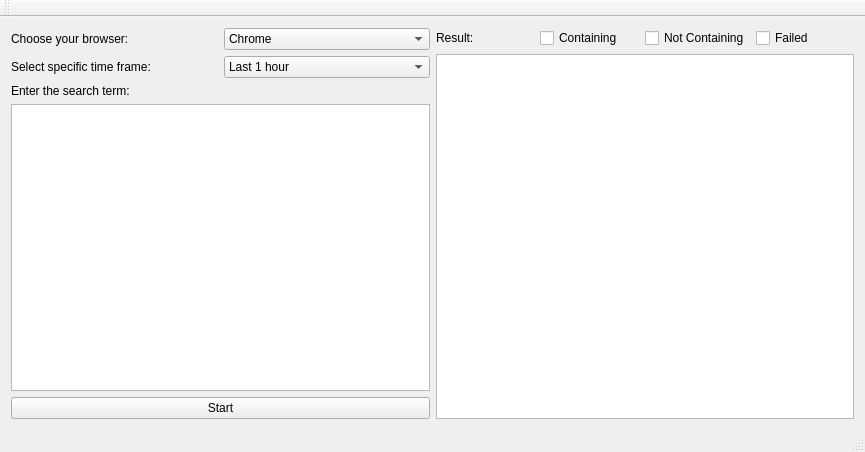
The window that SearchBrowser/searchbrowser.ui (damian-tomczak/SearchBrowser) describes before a commit, drawn with Qt 5.
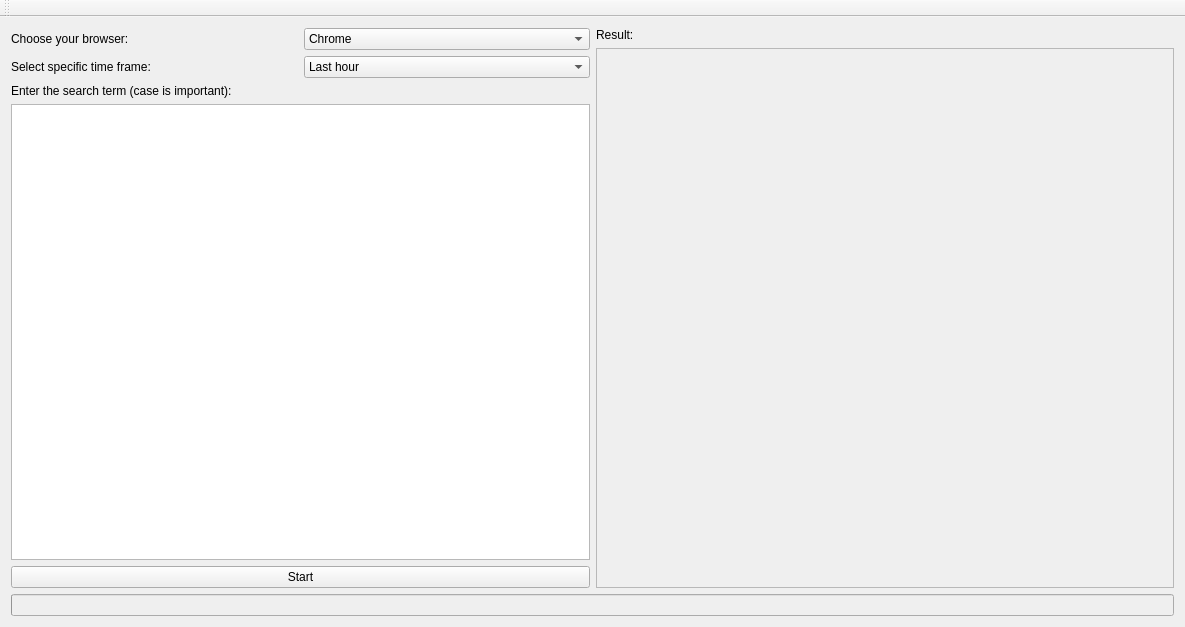
The same window after the commit. Icons and pictures are not drawn.

Patch:
```diff
--- a/SearchBrowser/searchbrowser.ui
+++ b/SearchBrowser/searchbrowser.ui
@@ -6,19 +6,27 @@
    <rect>
     <x>0</x>
     <y>0</y>
-    <width>865</width>
-    <height>452</height>
+    <width>1185</width>
+    <height>627</height>
    </rect>
   </property>
   <property name="windowTitle">
    <string>SearchBrowser</string>
   </property>
   <widget class="QWidget" name="centralWidget">
-   <layout class="QHBoxLayout" name="horizontalLayout_6">
-    <item>
      <layout class="QVBoxLayout" name="verticalLayout_2">
       <item>
-       <layout class="QHBoxLayout" name="horizontalLayout_2">
+     <layout class="QVBoxLayout" name="verticalLayout">
+      <item>
+       <layout class="QVBoxLayout" name="verticalLayout_3">
+        <item>
+         <layout class="QHBoxLayout" name="horizontalLayout_6">
+          <item>
+           <layout class="QHBoxLayout" name="horizontalLayout_7">
+            <item>
+             <layout class="QVBoxLayout" name="verticalLayout_5">
+              <item>
+               <layout class="QHBoxLayout" name="horizontalLayout_10">
         <item>
          <widget class="QLabel" name="label">
           <property name="text">
@@ -38,9 +46,9 @@
        </layout>
       </item>
       <item>
-       <layout class="QHBoxLayout" name="horizontalLayout_5">
+               <layout class="QHBoxLayout" name="horizontalLayout_11">
         <item>
-         <widget class="QLabel" name="label_6">
+                 <widget class="QLabel" name="label_2">
           <property name="text">
            <string>Select specific time frame:</string>
           </property>
@@ -50,7 +58,7 @@
          <widget class="QComboBox" name="Time">
           <item>
            <property name="text">
-            <string>Last 1 hour</string>
+                    <string>Last hour</string>
            </property>
           </item>
           <item>
@@ -73,14 +81,14 @@
        </layout>
       </item>
       <item>
-       <layout class="QVBoxLayout" name="verticalLayout">
-        <item>
-         <widget class="QLabel" name="label_5">
+               <widget class="QLabel" name="label_3">
           <property name="text">
-           <string>Enter the search term:</string>
+                 <string>Enter the search term (case is important):</string>
           </property>
          </widget>
         </item>
+              <item>
+               <layout class="QHBoxLayout" name="horizontalLayout_13">
         <item>
          <widget class="QPlainTextEdit" name="Input"/>
         </item>
@@ -95,56 +103,61 @@
       </item>
      </layout>
     </item>
+           </layout>
+          </item>
     <item>
-     <layout class="QVBoxLayout" name="verticalLayout_3">
+           <layout class="QHBoxLayout" name="horizontalLayout_9">
       <item>
-       <layout class="QHBoxLayout" name="horizontalLayout_4">
+             <layout class="QVBoxLayout" name="verticalLayout_6">
         <item>
-         <widget class="QLabel" name="label_3">
+               <widget class="QLabel" name="label_4">
           <property name="text">
            <string>Result:</string>
           </property>
          </widget>
         </item>
         <item>
-         <widget class="QCheckBox" name="checkBox_3">
-          <property name="text">
-           <string>Containing</string>
+               <widget class="QListWidget" name="listWidget">
+                <property name="enabled">
+                 <bool>false</bool>
           </property>
          </widget>
         </item>
-        <item>
-         <widget class="QCheckBox" name="checkBox_2">
-          <property name="text">
-           <string>Not Containing</string>
-          </property>
-         </widget>
-        </item>
+             </layout>
+            </item>
+           </layout>
+          </item>
+         </layout>
+        </item>
         <item>
-         <widget class="QCheckBox" name="checkBox_1">
-          <property name="text">
-           <string>Failed</string>
-          </property>
+         <layout class="QHBoxLayout" name="horizontalLayout_5">
+          <item>
+           <widget class="QProgressBar" name="progressBar">
+            <property name="enabled">
+             <bool>false</bool>
+            </property>
+            <property name="sizePolicy">
+             <sizepolicy hsizetype="Minimum" vsizetype="Fixed">
+              <horstretch>0</horstretch>
+              <verstretch>0</verstretch>
+             </sizepolicy>
+            </property>
+            <property name="value">
+             <number>0</number>
+            </property>
+            <property name="textVisible">
+             <bool>false</bool>
+            </property>
          </widget>
         </item>
        </layout>
       </item>
-      <item>
-       <widget class="QListWidget" name="listWidget"/>
+       </layout>
       </item>
      </layout>
     </item>
    </layout>
   </widget>
-  <widget class="QToolBar" name="mainToolBar">
-   <attribute name="toolBarArea">
-    <enum>TopToolBarArea</enum>
-   </attribute>
-   <attribute name="toolBarBreak">
-    <bool>false</bool>
-   </attribute>
-  </widget>
-  <widget class="QStatusBar" name="statusBar"/>
   <widget class="QMenuBar" name="menuBar">
    <property name="geometry">
     <rect>
@@ -155,11 +168,14 @@
     </rect>
    </property>
   </widget>
-  <action name="actiontest">
-   <property name="text">
-    <string>test</string>
-   </property>
-  </action>
+  <widget class="QToolBar" name="mainToolBar">
+   <attribute name="toolBarArea">
+    <enum>TopToolBarArea</enum>
+   </attribute>
+   <attribute name="toolBarBreak">
+    <bool>false</bool>
+   </attribute>
+  </widget>
  </widget>
  <layoutdefault spacing="6" margin="11"/>
  <resources>
```
Left out of the diff: 13 changed lines with no effect on the pictures. Lines whose indentation alone changed are shown as unchanged.
